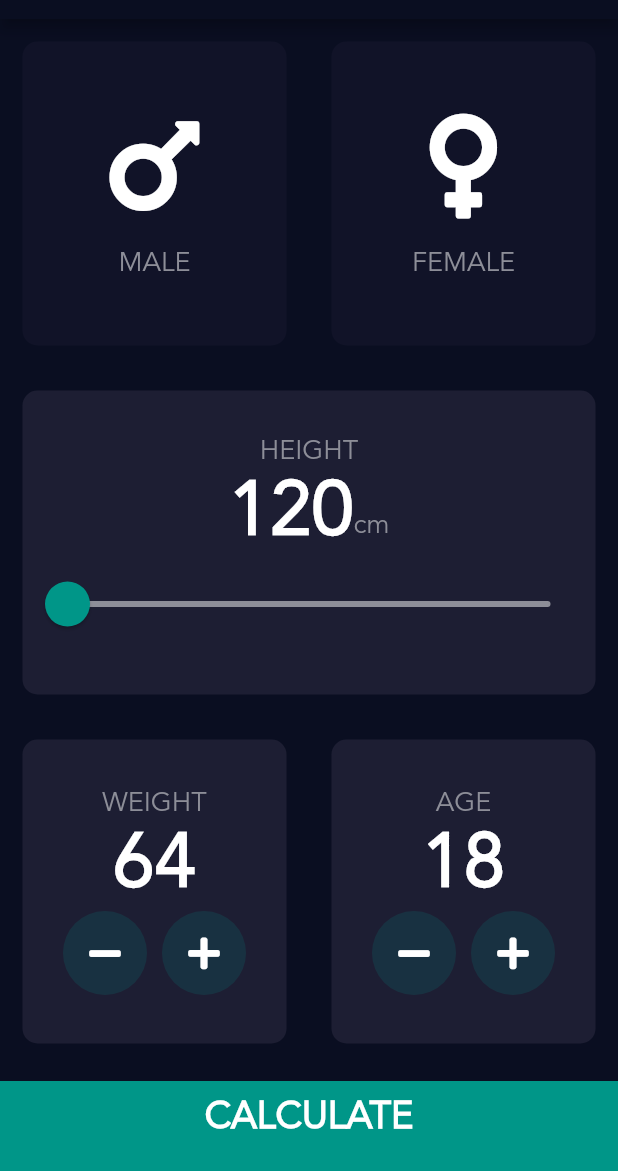
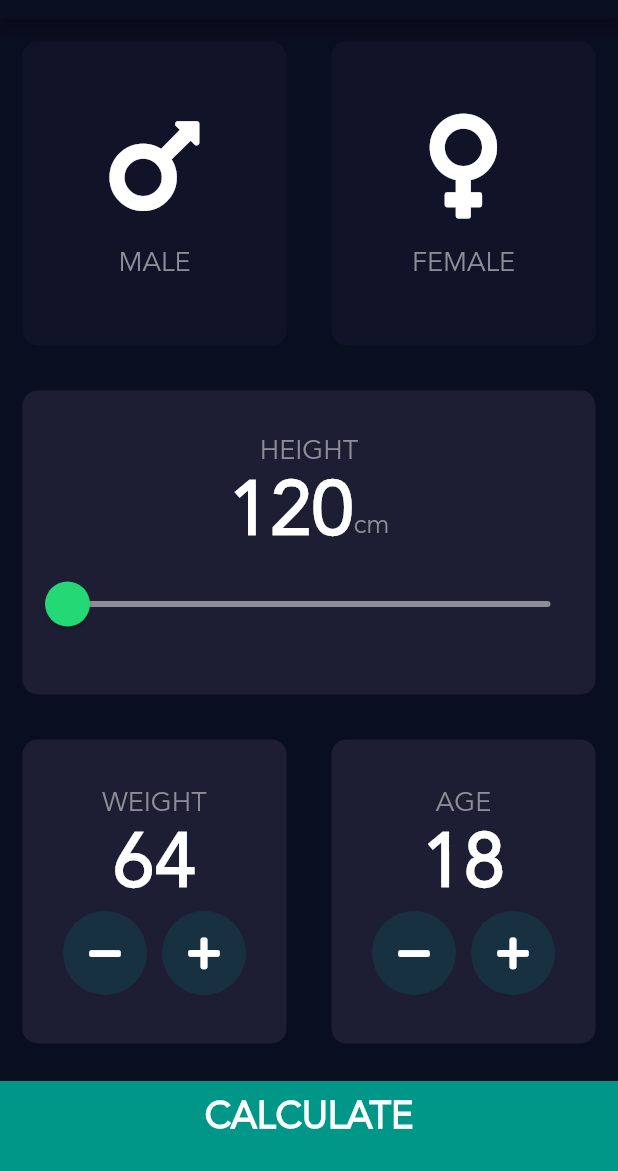
Before and after one commit to Ikami-Mercy/BMI-Calc, a Flutter app: the screen it shows after launch, on a phone screen of 412 x 824 dp, the part 65-1236 px from its top. Run offline on Flutter 3.47's test engine with Material 2 defaults, Android fonts, the phone set to English and light mode, and no system bars; our stand-ins replace font_awesome_flutter.

Commit message:
Update UI

```diff
--- a/lib/screens/input_page.dart
+++ b/lib/screens/input_page.dart
@@ -102,8 +102,8 @@ class _InputPageState extends State<InputPage> {
                     data: SliderTheme.of(context).copyWith(
                       inactiveTrackColor: Color(0xFF8D8E98),
                       activeTrackColor: Colors.white,
-                      thumbColor: Color(0xFF009688),
-                      overlayColor: Color(0x29009688),
+                      thumbColor: Color(0xFF24D876),
+                      overlayColor: Color(0x2924D876),
                       thumbShape:
                           RoundSliderThumbShape(enabledThumbRadius: 15.0),
                       overlayShape:
```
